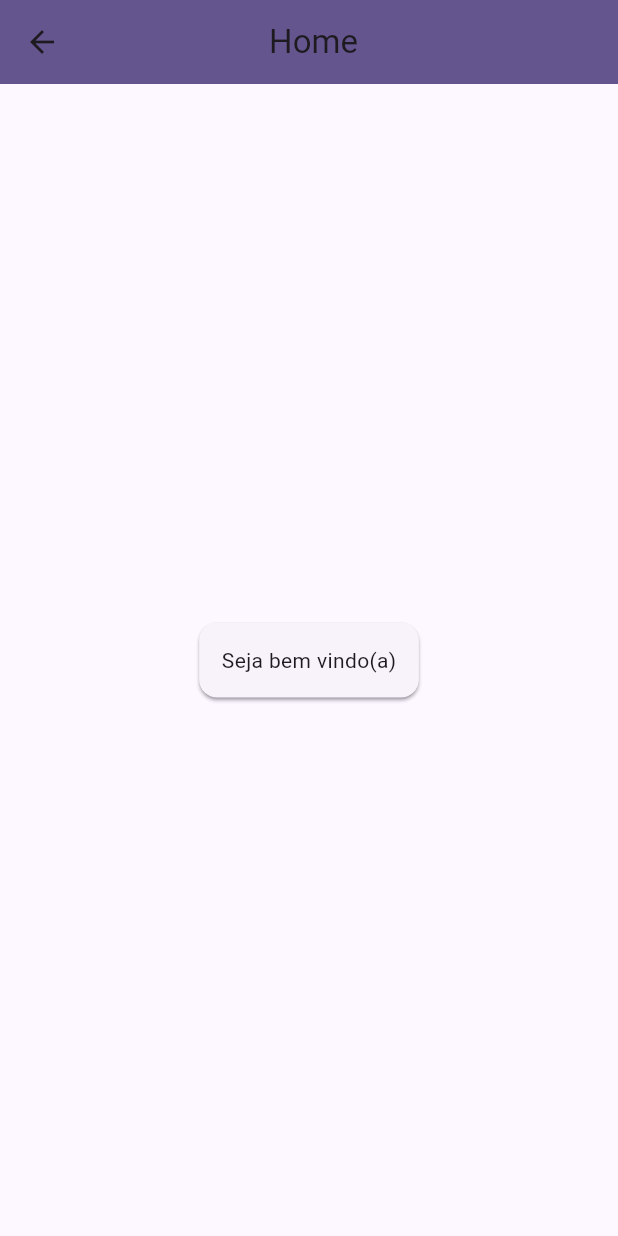
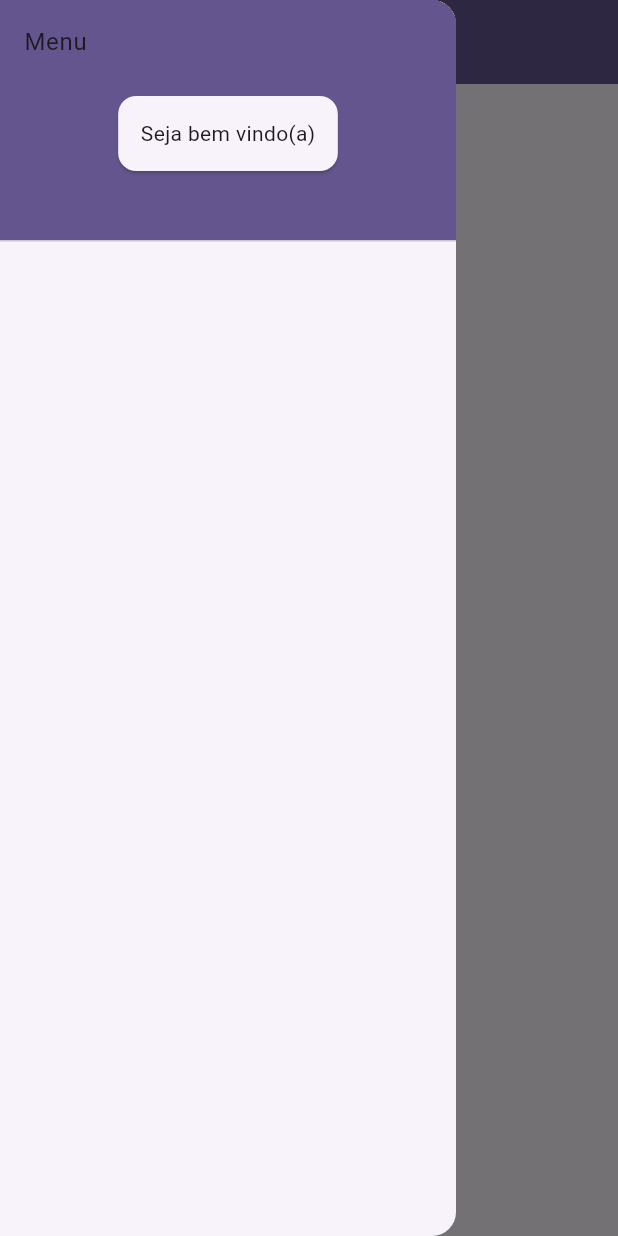
Before and after one commit to MateusBorsoi/flutter_auth, a Flutter app: the Home screen opened by its route, with the side drawer open (before the commit the screen has no drawer), on a phone screen of 412 x 824 dp. Run offline on Flutter 3.47's test engine with Material 2 defaults, Android fonts, the phone set to English and light mode, and no system bars.

Commit message:
Drawer component

```diff
--- /dev/null
+++ b/lib/components/menudrawer.dart
@@ -0,0 +1,47 @@
+import 'package:flutter/material.dart';
+
+class DrawerMenu extends StatefulWidget {
+  final String title;
+
+  const DrawerMenu({super.key, required this.title});
+
+  @override
+  State<DrawerMenu> createState() => _DrawerMenuState();
+}
+
+class _DrawerMenuState extends State<DrawerMenu> {
+  @override
+  Widget build(BuildContext context) {
+    return Drawer(
+      child: ListView(
+        padding: EdgeInsets.zero,
+        children: [
+          DrawerHeader(
+            decoration: BoxDecoration(
+              color: Theme.of(context).colorScheme.primary,
+            ),
+            child: Column(
+              children: [
+                Row(
+                  children: [
+                    Text(widget.title),
+                  ],
+                ),
+                const Padding(
+                  padding: EdgeInsets.only(top: 20),
+                ),
+                Card(
+                  shadowColor: Theme.of(context).colorScheme.secondary,
+                  child: const Padding(
+                    padding: EdgeInsets.all(15),
+                    child: Text('Seja bem vindo(a)'),
+                  ),
+                ),
+              ],
+            ),
+          )
+        ],
+      ),
+    );
+  }
+}
--- a/lib/routes/home.dart
+++ b/lib/routes/home.dart
@@ -1,3 +1,4 @@
+import 'package:app_auth/components/menudrawer.dart';
 import 'package:flutter/material.dart';
 
 class Home extends StatefulWidget {
@@ -20,10 +21,11 @@ class _HomeState extends State<Home> {
           title: Center(
             child: Padding(
               padding: const EdgeInsets.only(right: 50),
-              child: Text(widget.title.toString()),
+              child: Text(widget.title),
             ),
           ),
         ),
+        drawer: const DrawerMenu(title: 'Menu'),
         body: Center(
           child: Card(
             shadowColor: Theme.of(context).colorScheme.secondary,
--- a/lib/routes/login.dart
+++ b/lib/routes/login.dart
@@ -21,7 +21,7 @@ class _LoginState extends State<Login> {
         appBar: AppBar(
           backgroundColor: Theme.of(context).colorScheme.primary,
           title: Center(
-            child: Text(widget.title.toString()),
+            child: Text(widget.title),
           ),
         ),
         body: Column(
```
